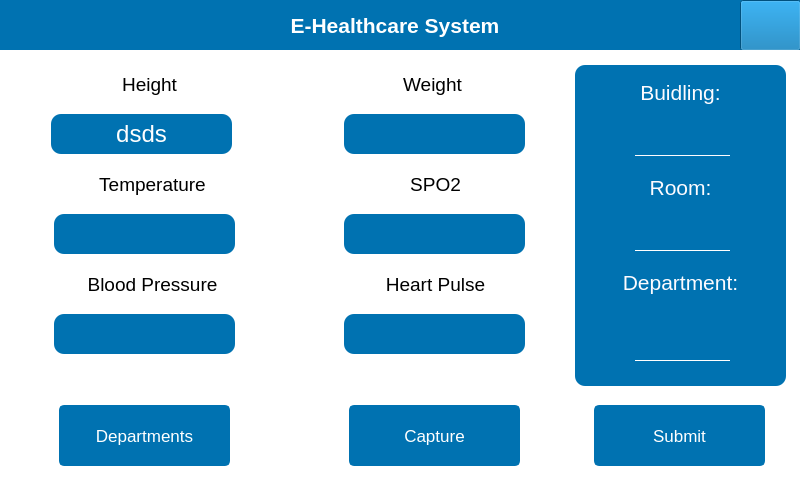
Old version of the form gui/form.ui in the repository truongkhoa1799/E-Healthcare-System.
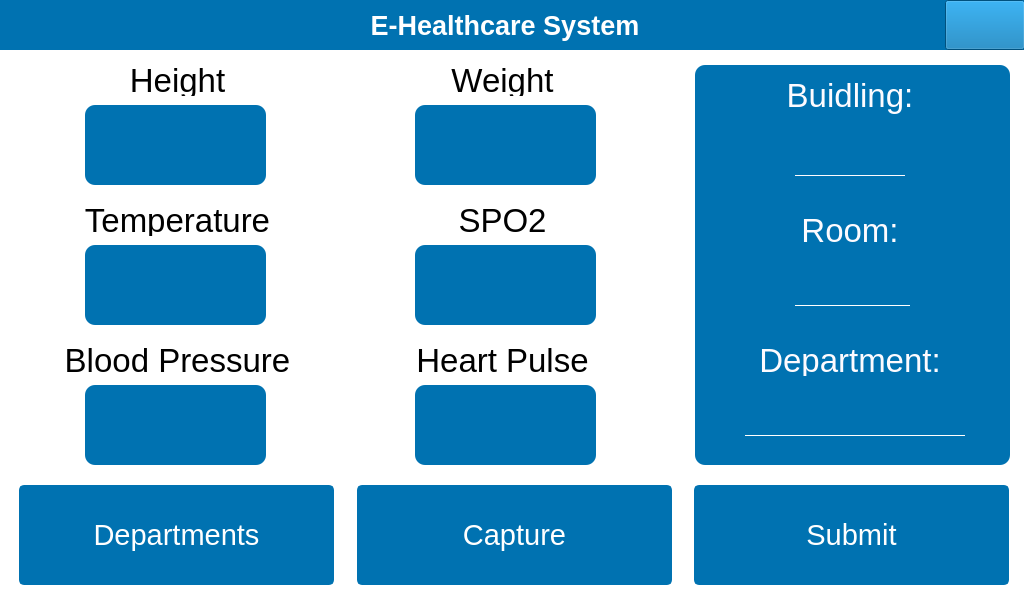
New version of the form. The open tabs and pages were chosen to show the change. Icons and pictures are not drawn.

```diff
--- a/gui/form.ui
+++ b/gui/form.ui
@@ -6,20 +6,20 @@
    <rect>
     <x>0</x>
     <y>0</y>
-    <width>800</width>
-    <height>480</height>
+    <width>1024</width>
+    <height>600</height>
    </rect>
   </property>
   <property name="minimumSize">
    <size>
-    <width>800</width>
-    <height>480</height>
+    <width>1024</width>
+    <height>600</height>
    </size>
   </property>
   <property name="maximumSize">
    <size>
-    <width>800</width>
-    <height>480</height>
+    <width>1024</width>
+    <height>600</height>
    </size>
   </property>
   <property name="windowTitle">
@@ -30,10 +30,22 @@
     <rect>
      <x>0</x>
      <y>0</y>
-     <width>800</width>
+     <width>1024</width>
      <height>50</height>
     </rect>
    </property>
+   <property name="minimumSize">
+    <size>
+     <width>1024</width>
+     <height>50</height>
+    </size>
+   </property>
+   <property name="maximumSize">
+    <size>
+     <width>1024</width>
+     <height>50</height>
+    </size>
+   </property>
    <property name="styleSheet">
     <string notr="true">background: transparent;</string>
    </property>
@@ -112,16 +124,22 @@
          <widget class="QFrame" name="frame_icon_top_bar">
           <property name="geometry">
            <rect>
-            <x>5</x>
-            <y>10</y>
-            <width>30</width>
-            <height>30</height>
+            <x>0</x>
+            <y>0</y>
+            <width>50</width>
+            <height>50</height>
            </rect>
           </property>
+          <property name="minimumSize">
+           <size>
+            <width>50</width>
+            <height>50</height>
+           </size>
+          </property>
           <property name="maximumSize">
            <size>
-            <width>30</width>
-            <height>30</height>
+            <width>50</width>
+            <height>50</height>
            </size>
           </property>
           <property name="styleSheet">
@@ -141,16 +159,28 @@
          <widget class="QLabel" name="label_title_bar_top">
           <property name="geometry">
            <rect>
-            <x>50</x>
+            <x>60</x>
             <y>0</y>
-            <width>690</width>
-            <height>51</height>
+            <width>890</width>
+            <height>50</height>
            </rect>
           </property>
+          <property name="minimumSize">
+           <size>
+            <width>890</width>
+            <height>50</height>
+           </size>
+          </property>
+          <property name="maximumSize">
+           <size>
+            <width>890</width>
+            <height>50</height>
+           </size>
+          </property>
           <property name="font">
            <font>
             <family>Segoe UI</family>
-            <pointsize>16</pointsize>
+            <pointsize>20</pointsize>
             <weight>75</weight>
             <bold>true</bold>
            </font>
@@ -175,12 +205,24 @@
          <widget class="QPushButton" name="exist_but">
           <property name="geometry">
            <rect>
-            <x>740</x>
+            <x>945</x>
             <y>0</y>
-            <width>61</width>
-            <height>51</height>
+            <width>80</width>
+            <height>50</height>
            </rect>
           </property>
+          <property name="minimumSize">
+           <size>
+            <width>0</width>
+            <height>50</height>
+           </size>
+          </property>
+          <property name="maximumSize">
+           <size>
+            <width>16777215</width>
+            <height>50</height>
+           </size>
+          </property>
           <property name="text">
            <string/>
           </property>
@@ -207,10 +249,22 @@
     <rect>
      <x>0</x>
      <y>50</y>
-     <width>800</width>
-     <height>480</height>
+     <width>1024</width>
+     <height>550</height>
     </rect>
    </property>
+   <property name="minimumSize">
+    <size>
+     <width>1024</width>
+     <height>550</height>
+    </size>
+   </property>
+   <property name="maximumSize">
+    <size>
+     <width>1024</width>
+     <height>550</height>
+    </size>
+   </property>
    <property name="styleSheet">
     <string notr="true">background-color: rgb(255, 255, 255);</string>
    </property>
@@ -724,13 +778,25 @@
        </widget>
       </widget>
       <widget class="QWidget" name="measure_sensor_frame">
+       <property name="minimumSize">
+        <size>
+         <width>1024</width>
+         <height>550</height>
+        </size>
+       </property>
+       <property name="maximumSize">
+        <size>
+         <width>1024</width>
+         <height>550</height>
+        </size>
+       </property>
        <widget class="QFrame" name="sensor_infor_frame">
         <property name="geometry">
          <rect>
-          <x>9</x>
-          <y>9</y>
-          <width>561</width>
-          <height>321</height>
+          <x>10</x>
+          <y>0</y>
+          <width>650</width>
+          <height>410</height>
          </rect>
         </property>
         <property name="styleSheet">
@@ -740,16 +806,22 @@
         <widget class="QFrame" name="birthday_text_frame_3">
          <property name="geometry">
           <rect>
-           <x>37</x>
+           <x>70</x>
            <y>50</y>
            <width>181</width>
-           <height>40</height>
+           <height>80</height>
           </rect>
          </property>
+         <property name="minimumSize">
+          <size>
+           <width>0</width>
+           <height>80</height>
+          </size>
+         </property>
          <property name="maximumSize">
           <size>
            <width>16777215</width>
-           <height>40</height>
+           <height>80</height>
           </size>
          </property>
          <property name="styleSheet">
@@ -768,7 +840,7 @@
             <property name="font">
              <font>
               <family>Segoe UI</family>
-              <pointsize>18</pointsize>
+              <pointsize>30</pointsize>
               <weight>50</weight>
               <bold>false</bold>
              </font>
@@ -777,7 +849,7 @@
              <string notr="true">color: rgb(255, 255, 255);</string>
             </property>
             <property name="text">
-             <string>dsds</string>
+             <string/>
             </property>
             <property name="alignment">
              <set>Qt::AlignCenter</set>
@@ -791,14 +863,20 @@
           <rect>
            <x>0</x>
            <y>0</y>
-           <width>271</width>
-           <height>40</height>
+           <width>325</width>
+           <height>50</height>
           </rect>
          </property>
+         <property name="minimumSize">
+          <size>
+           <width>0</width>
+           <height>50</height>
+          </size>
+         </property>
          <property name="maximumSize">
           <size>
            <width>16777215</width>
-           <height>40</height>
+           <height>60</height>
           </size>
          </property>
          <property name="styleSheet">
@@ -816,7 +894,7 @@
             <property name="font">
              <font>
               <family>Segoe UI</family>
-              <pointsize>14</pointsize>
+              <pointsize>25</pointsize>
               <weight>50</weight>
               <bold>false</bold>
              </font>
@@ -837,16 +915,22 @@
         <widget class="QFrame" name="birthday_text_frame_4">
          <property name="geometry">
           <rect>
-           <x>330</x>
+           <x>400</x>
            <y>50</y>
            <width>181</width>
-           <height>40</height>
+           <height>80</height>
           </rect>
          </property>
+         <property name="minimumSize">
+          <size>
+           <width>0</width>
+           <height>80</height>
+          </size>
+         </property>
          <property name="maximumSize">
           <size>
            <width>16777215</width>
-           <height>40</height>
+           <height>80</height>
           </size>
          </property>
          <property name="styleSheet">
@@ -865,7 +949,7 @@
             <property name="font">
              <font>
               <family>Segoe UI</family>
-              <pointsize>18</pointsize>
+              <pointsize>30</pointsize>
               <weight>50</weight>
               <bold>false</bold>
              </font>
@@ -886,16 +970,22 @@
         <widget class="QFrame" name="birthday_label_frame_4">
          <property name="geometry">
           <rect>
-           <x>293</x>
+           <x>325</x>
            <y>0</y>
-           <width>251</width>
-           <height>40</height>
+           <width>325</width>
+           <height>50</height>
           </rect>
          </property>
+         <property name="minimumSize">
+          <size>
+           <width>0</width>
+           <height>50</height>
+          </size>
+         </property>
          <property name="maximumSize">
           <size>
            <width>16777215</width>
-           <height>40</height>
+           <height>50</height>
           </size>
          </property>
          <property name="styleSheet">
@@ -913,7 +1003,7 @@
             <property name="font">
              <font>
               <family>Segoe UI</family>
-              <pointsize>14</pointsize>
+              <pointsize>25</pointsize>
               <weight>50</weight>
               <bold>false</bold>
              </font>
@@ -934,16 +1024,22 @@
         <widget class="QFrame" name="birthday_text_frame_6">
          <property name="geometry">
           <rect>
-           <x>40</x>
-           <y>150</y>
+           <x>70</x>
+           <y>190</y>
            <width>181</width>
-           <height>40</height>
+           <height>80</height>
           </rect>
          </property>
+         <property name="minimumSize">
+          <size>
+           <width>0</width>
+           <height>80</height>
+          </size>
+         </property>
          <property name="maximumSize">
           <size>
            <width>16777215</width>
-           <height>40</height>
+           <height>80</height>
           </size>
          </property>
          <property name="styleSheet">
@@ -962,7 +1058,7 @@
             <property name="font">
              <font>
               <family>Segoe UI</family>
-              <pointsize>18</pointsize>
+              <pointsize>30</pointsize>
               <weight>50</weight>
               <bold>false</bold>
              </font>
@@ -983,16 +1079,16 @@
         <widget class="QFrame" name="birthday_text_frame_5">
          <property name="geometry">
           <rect>
-           <x>330</x>
-           <y>150</y>
+           <x>400</x>
+           <y>190</y>
            <width>181</width>
-           <height>40</height>
+           <height>80</height>
           </rect>
          </property>
          <property name="maximumSize">
           <size>
            <width>16777215</width>
-           <height>40</height>
+           <height>80</height>
           </size>
          </property>
          <property name="styleSheet">
@@ -1011,7 +1107,7 @@
             <property name="font">
              <font>
               <family>Segoe UI</family>
-              <pointsize>18</pointsize>
+              <pointsize>30</pointsize>
               <weight>50</weight>
               <bold>false</bold>
              </font>
@@ -1032,16 +1128,22 @@
         <widget class="QFrame" name="birthday_label_frame_5">
          <property name="geometry">
           <rect>
-           <x>3</x>
-           <y>100</y>
-           <width>271</width>
-           <height>40</height>
+           <x>0</x>
+           <y>140</y>
+           <width>325</width>
+           <height>50</height>
           </rect>
          </property>
+         <property name="minimumSize">
+          <size>
+           <width>0</width>
+           <height>50</height>
+          </size>
+         </property>
          <property name="maximumSize">
           <size>
            <width>16777215</width>
-           <height>40</height>
+           <height>50</height>
           </size>
          </property>
          <property name="styleSheet">
@@ -1059,7 +1161,7 @@
             <property name="font">
              <font>
               <family>Segoe UI</family>
-              <pointsize>14</pointsize>
+              <pointsize>25</pointsize>
               <weight>50</weight>
               <bold>false</bold>
              </font>
@@ -1080,18 +1182,23 @@
         <widget class="QFrame" name="birthday_label_frame_6">
          <property name="geometry">
           <rect>
-           <x>296</x>
-           <y>100</y>
-           <width>251</width>
-           <height>40</height>
+           <x>325</x>
+           <y>140</y>
+           <width>325</width>
+           <height>50</height>
           </rect>
          </property>
          <property name="maximumSize">
           <size>
            <width>16777215</width>
-           <height>40</height>
+           <height>50</height>
           </size>
          </property>
+         <property name="font">
+          <font>
+           <pointsize>25</pointsize>
+          </font>
+         </property>
          <property name="styleSheet">
           <string notr="true">background: transparent;</string>
          </property>
@@ -1107,7 +1214,7 @@
             <property name="font">
              <font>
               <family>Segoe UI</family>
-              <pointsize>14</pointsize>
+              <pointsize>25</pointsize>
               <weight>50</weight>
               <bold>false</bold>
              </font>
@@ -1128,16 +1235,22 @@
         <widget class="QFrame" name="birthday_text_frame_8">
          <property name="geometry">
           <rect>
-           <x>40</x>
-           <y>250</y>
+           <x>70</x>
+           <y>330</y>
            <width>181</width>
-           <height>40</height>
+           <height>80</height>
           </rect>
          </property>
+         <property name="minimumSize">
+          <size>
+           <width>0</width>
+           <height>80</height>
+          </size>
+         </property>
          <property name="maximumSize">
           <size>
            <width>16777215</width>
-           <height>40</height>
+           <height>80</height>
           </size>
          </property>
          <property name="styleSheet">
@@ -1156,7 +1269,7 @@
             <property name="font">
              <font>
               <family>Segoe UI</family>
-              <pointsize>18</pointsize>
+              <pointsize>30</pointsize>
               <weight>50</weight>
               <bold>false</bold>
              </font>
@@ -1177,16 +1290,16 @@
         <widget class="QFrame" name="birthday_text_frame_7">
          <property name="geometry">
           <rect>
-           <x>330</x>
-           <y>250</y>
+           <x>400</x>
+           <y>330</y>
            <width>181</width>
-           <height>40</height>
+           <height>80</height>
           </rect>
          </property>
          <property name="maximumSize">
           <size>
            <width>16777215</width>
-           <height>40</height>
+           <height>80</height>
           </size>
          </property>
          <property name="styleSheet">
@@ -1205,7 +1318,7 @@
             <property name="font">
              <font>
               <family>Segoe UI</family>
-              <pointsize>18</pointsize>
+              <pointsize>30</pointsize>
               <weight>50</weight>
               <bold>false</bold>
              </font>
@@ -1226,16 +1339,16 @@
         <widget class="QFrame" name="birthday_label_frame_7">
          <property name="geometry">
           <rect>
-           <x>3</x>
-           <y>200</y>
-           <width>271</width>
-           <height>40</height>
+           <x>0</x>
+           <y>280</y>
+           <width>325</width>
+           <height>50</height>
           </rect>
          </property>
          <property name="maximumSize">
           <size>
            <width>16777215</width>
-           <height>40</height>
+           <height>50</height>
           </size>
          </property>
          <property name="styleSheet">
@@ -1253,7 +1366,7 @@
             <property name="font">
              <font>
               <family>Segoe UI</family>
-              <pointsize>14</pointsize>
+              <pointsize>25</pointsize>
               <weight>50</weight>
               <bold>false</bold>
              </font>
@@ -1274,16 +1387,16 @@
         <widget class="QFrame" name="birthday_label_frame_8">
          <property name="geometry">
           <rect>
-           <x>296</x>
-           <y>200</y>
-           <width>251</width>
-           <height>40</height>
+           <x>325</x>
+           <y>280</y>
+           <width>325</width>
+           <height>50</height>
           </rect>
          </property>
          <property name="maximumSize">
           <size>
            <width>16777215</width>
-           <height>40</height>
+           <height>50</height>
           </size>
          </property>
          <property name="styleSheet">
@@ -1301,7 +1414,7 @@
             <property name="font">
              <font>
               <family>Segoe UI</family>
-              <pointsize>14</pointsize>
+              <pointsize>25</pointsize>
               <weight>50</weight>
               <bold>false</bold>
              </font>
@@ -1323,10 +1436,10 @@
        <widget class="QFrame" name="room_frame">
         <property name="geometry">
          <rect>
-          <x>570</x>
+          <x>690</x>
           <y>10</y>
-          <width>211</width>
-          <height>321</height>
+          <width>315</width>
+          <height>400</height>
          </rect>
         </property>
         <property name="styleSheet">
@@ -1336,10 +1449,10 @@
         <widget class="QFrame" name="building_text_frame">
          <property name="geometry">
           <rect>
-           <x>30</x>
-           <y>50</y>
-           <width>151</width>
-           <height>45</height>
+           <x>0</x>
+           <y>60</y>
+           <width>310</width>
+           <height>60</height>
           </rect>
          </property>
          <property name="maximumSize">
@@ -1360,18 +1473,18 @@
          <widget class="QLabel" name="building_code">
           <property name="geometry">
            <rect>
-            <x>12</x>
-            <y>12</y>
-            <width>127</width>
-            <height>21</height>
+            <x>0</x>
+            <y>0</y>
+            <width>310</width>
+            <height>50</height>
            </rect>
           </property>
           <property name="font">
            <font>
             <family>Segoe UI</family>
-            <pointsize>20</pointsize>
-            <weight>50</weight>
-            <bold>false</bold>
+            <pointsize>30</pointsize>
+            <weight>75</weight>
+            <bold>true</bold>
            </font>
           </property>
           <property name="styleSheet">
@@ -1387,9 +1500,9 @@
          <widget class="QLabel" name="label_4">
           <property name="geometry">
            <rect>
-            <x>30</x>
-            <y>40</y>
-            <width>95</width>
+            <x>100</x>
+            <y>50</y>
+            <width>110</width>
             <height>1</height>
            </rect>
           </property>
@@ -1405,9 +1518,9 @@
          <property name="geometry">
           <rect>
            <x>0</x>
-           <y>5</y>
-           <width>211</width>
-           <height>45</height>
+           <y>0</y>
+           <width>310</width>
+           <height>60</height>
           </rect>
          </property>
          <property name="maximumSize">
@@ -1416,6 +1529,11 @@
            <height>60</height>
           </size>
          </property>
+         <property name="font">
+          <font>
+           <pointsize>20</pointsize>
+          </font>
+         </property>
          <property name="styleSheet">
           <string notr="true">background: transparent;</string>
          </property>
@@ -1431,7 +1549,7 @@
             <property name="font">
              <font>
               <family>Segoe UI</family>
-              <pointsize>16</pointsize>
+              <pointsize>25</pointsize>
               <weight>50</weight>
               <bold>false</bold>
              </font>
@@ -1453,9 +1571,9 @@
          <property name="geometry">
           <rect>
            <x>0</x>
-           <y>100</y>
-           <width>211</width>
-           <height>45</height>
+           <y>140</y>
+           <width>310</width>
+           <height>50</height>
           </rect>
          </property>
          <property name="maximumSize">
@@ -1479,7 +1597,7 @@
             <property name="font">
              <font>
               <family>Segoe UI</family>
-              <pointsize>16</pointsize>
+              <pointsize>25</pointsize>
               <weight>50</weight>
               <bold>false</bold>
              </font>
@@ -1501,9 +1619,9 @@
          <property name="geometry">
           <rect>
            <x>0</x>
-           <y>195</y>
-           <width>211</width>
-           <height>45</height>
+           <y>270</y>
+           <width>310</width>
+           <height>50</height>
           </rect>
          </property>
          <property name="maximumSize">
@@ -1527,7 +1645,7 @@
             <property name="font">
              <font>
               <family>Segoe UI</family>
-              <pointsize>16</pointsize>
+              <pointsize>25</pointsize>
               <weight>50</weight>
               <bold>false</bold>
              </font>
@@ -1548,10 +1666,10 @@
         <widget class="QFrame" name="room_text_frame">
          <property name="geometry">
           <rect>
-           <x>30</x>
-           <y>145</y>
-           <width>151</width>
-           <height>45</height>
+           <x>0</x>
+           <y>190</y>
+           <width>310</width>
+           <height>60</height>
           </rect>
          </property>
          <property name="maximumSize">
@@ -1572,18 +1690,18 @@
          <widget class="QLabel" name="room_code">
           <property name="geometry">
            <rect>
-            <x>12</x>
-            <y>12</y>
-            <width>127</width>
-            <height>21</height>
+            <x>0</x>
+            <y>0</y>
+            <width>310</width>
+            <height>50</height>
            </rect>
           </property>
           <property name="font">
            <font>
             <family>Segoe UI</family>
-            <pointsize>20</pointsize>
-            <weight>50</weight>
-            <bold>false</bold>
+            <pointsize>30</pointsize>
+            <weight>75</weight>
+            <bold>true</bold>
            </font>
           </property>
           <property name="styleSheet">
@@ -1599,9 +1717,9 @@
          <widget class="QLabel" name="label_5">
           <property name="geometry">
            <rect>
-            <x>30</x>
-            <y>40</y>
-            <width>95</width>
+            <x>100</x>
+            <y>50</y>
+            <width>115</width>
             <height>1</height>
            </rect>
           </property>
@@ -1616,10 +1734,10 @@
         <widget class="QFrame" name="dep_text_frame">
          <property name="geometry">
           <rect>
-           <x>30</x>
-           <y>240</y>
-           <width>151</width>
-           <height>60</height>
+           <x>0</x>
+           <y>320</y>
+           <width>310</width>
+           <height>61</height>
           </rect>
          </property>
          <property name="maximumSize">
@@ -1640,16 +1758,16 @@
          <widget class="QLabel" name="dep_name">
           <property name="geometry">
            <rect>
-            <x>-2</x>
-            <y>12</y>
-            <width>161</width>
-            <height>36</height>
+            <x>0</x>
+            <y>0</y>
+            <width>311</width>
+            <height>51</height>
            </rect>
           </property>
           <property name="font">
            <font>
             <family>Segoe UI</family>
-            <pointsize>16</pointsize>
+            <pointsize>25</pointsize>
             <weight>50</weight>
             <bold>false</bold>
            </font>
@@ -1667,9 +1785,9 @@
          <widget class="QLabel" name="label_6">
           <property name="geometry">
            <rect>
-            <x>30</x>
-            <y>55</y>
-            <width>95</width>
+            <x>50</x>
+            <y>50</y>
+            <width>220</width>
             <height>1</height>
            </rect>
           </property>
@@ -1686,18 +1804,30 @@
         <property name="geometry">
          <rect>
           <x>-1</x>
-          <y>340</y>
-          <width>791</width>
-          <height>81</height>
+          <y>430</y>
+          <width>1024</width>
+          <height>100</height>
          </rect>
         </property>
+        <property name="minimumSize">
+         <size>
+          <width>1024</width>
+          <height>100</height>
+         </size>
+        </property>
+        <property name="maximumSize">
+         <size>
+          <width>1024</width>
+          <height>100</height>
+         </size>
+        </property>
         <widget class="QPushButton" name="submit_exam_but">
          <property name="geometry">
           <rect>
-           <x>590</x>
-           <y>10</y>
-           <width>171</width>
-           <height>61</height>
+           <x>690</x>
+           <y>0</y>
+           <width>315</width>
+           <height>100</height>
           </rect>
          </property>
          <property name="minimumSize">
@@ -1709,7 +1839,7 @@
          <property name="font">
           <font>
            <family>Segoe UI</family>
-           <pointsize>13</pointsize>
+           <pointsize>22</pointsize>
           </font>
          </property>
          <property name="styleSheet">
@@ -1739,18 +1869,18 @@
          </property>
          <property name="iconSize">
           <size>
-           <width>20</width>
-           <height>20</height>
+           <width>24</width>
+           <height>24</height>
           </size>
          </property>
         </widget>
         <widget class="QPushButton" name="capture_sensor_but">
          <property name="geometry">
           <rect>
-           <x>345</x>
-           <y>10</y>
-           <width>171</width>
-           <height>61</height>
+           <x>353</x>
+           <y>0</y>
+           <width>315</width>
+           <height>100</height>
           </rect>
          </property>
          <property name="minimumSize">
@@ -1762,7 +1892,7 @@
          <property name="font">
           <font>
            <family>Segoe UI</family>
-           <pointsize>13</pointsize>
+           <pointsize>22</pointsize>
           </font>
          </property>
          <property name="styleSheet">
@@ -1792,18 +1922,18 @@
          </property>
          <property name="iconSize">
           <size>
-           <width>20</width>
-           <height>20</height>
+           <width>24</width>
+           <height>24</height>
           </size>
          </property>
         </widget>
         <widget class="QPushButton" name="view_dep_list">
          <property name="geometry">
           <rect>
-           <x>55</x>
-           <y>10</y>
-           <width>171</width>
-           <height>61</height>
+           <x>15</x>
+           <y>0</y>
+           <width>315</width>
+           <height>100</height>
           </rect>
          </property>
          <property name="minimumSize">
@@ -1815,7 +1945,7 @@
          <property name="font">
           <font>
            <family>Segoe UI</family>
-           <pointsize>13</pointsize>
+           <pointsize>22</pointsize>
           </font>
          </property>
          <property name="styleSheet">
@@ -1845,8 +1975,8 @@
          </property>
          <property name="iconSize">
           <size>
-           <width>20</width>
-           <height>20</height>
+           <width>24</width>
+           <height>24</height>
           </size>
          </property>
         </widget>
```
Left out of the diff: 452 changed lines with no effect on the pictures.
